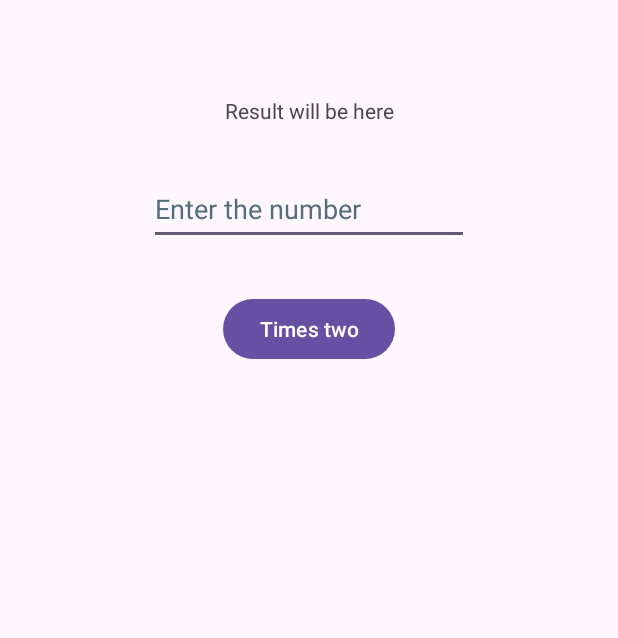
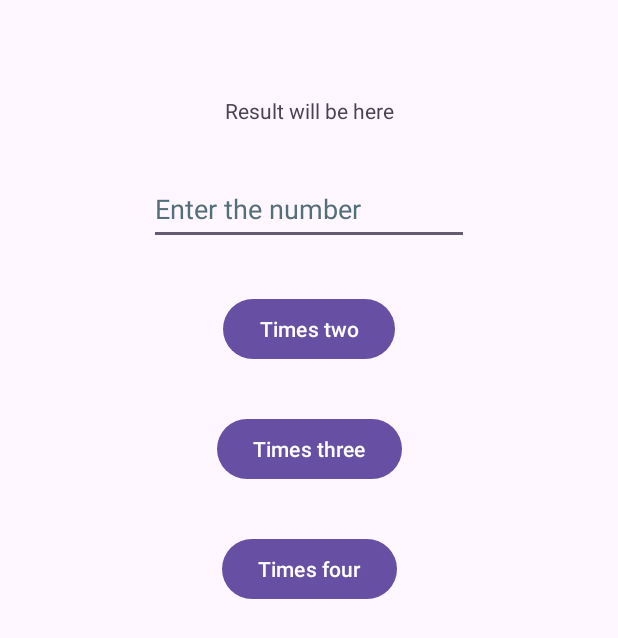
Before and after one commit to dgopadakak/CiCdLearning, an Android app: the screen it shows after launch (MainActivity), on a phone screen of 412 x 824 dp. Shown: the top 638 px of the screen. Run offline under Robolectric (Android 15) with nearby library versions, the phone set to English and light mode, and no system bars.

Commit message:
Release new buttons

```diff
--- a/app/src/main/java/com/dgopadakak/cicdlearning/MainActivity.kt
+++ b/app/src/main/java/com/dgopadakak/cicdlearning/MainActivity.kt
@@ -16,5 +16,17 @@ class MainActivity : AppCompatActivity() {
                 findViewById<EditText>(R.id.edit_text_number).text.toString().toInt()
             ).toString()
         }
+
+        findViewById<Button>(R.id.button_times_three).setOnClickListener {
+            findViewById<TextView>(R.id.text_view_result).text = Multiplier().timesThree(
+                findViewById<EditText>(R.id.edit_text_number).text.toString().toInt()
+            ).toString()
+        }
+
+        findViewById<Button>(R.id.button_times_four).setOnClickListener {
+            findViewById<TextView>(R.id.text_view_result).text = Multiplier().timesFour(
+                findViewById<EditText>(R.id.edit_text_number).text.toString().toInt()
+            ).toString()
+        }
     }
 }
--- a/app/src/main/res/layout/activity_main.xml
+++ b/app/src/main/res/layout/activity_main.xml
@@ -41,4 +41,24 @@
         app:layout_constraintStart_toStartOf="parent"
         app:layout_constraintTop_toBottomOf="@+id/edit_text_number" />
 
+    <Button
+        android:id="@+id/button_times_three"
+        android:layout_width="wrap_content"
+        android:layout_height="wrap_content"
+        android:layout_marginTop="32dp"
+        android:text="@string/times_three_button_text"
+        app:layout_constraintEnd_toEndOf="parent"
+        app:layout_constraintStart_toStartOf="parent"
+        app:layout_constraintTop_toBottomOf="@+id/button_times_two" />
+
+    <Button
+        android:id="@+id/button_times_four"
+        android:layout_width="wrap_content"
+        android:layout_height="wrap_content"
+        android:layout_marginTop="32dp"
+        android:text="@string/times_four_button_text"
+        app:layout_constraintEnd_toEndOf="parent"
+        app:layout_constraintStart_toStartOf="parent"
+        app:layout_constraintTop_toBottomOf="@+id/button_times_three" />
+
 </androidx.constraintlayout.widget.ConstraintLayout>
--- a/app/src/main/res/values/strings.xml
+++ b/app/src/main/res/values/strings.xml
@@ -3,4 +3,6 @@
     <string name="enter_the_number_edit_text_hint">Enter the number</string>
     <string name="result_blanc_text_view">Result will be here</string>
     <string name="times_two_button_text">Times two</string>
+    <string name="times_three_button_text">Times three</string>
+    <string name="times_four_button_text">Times four</string>
 </resources>
```
